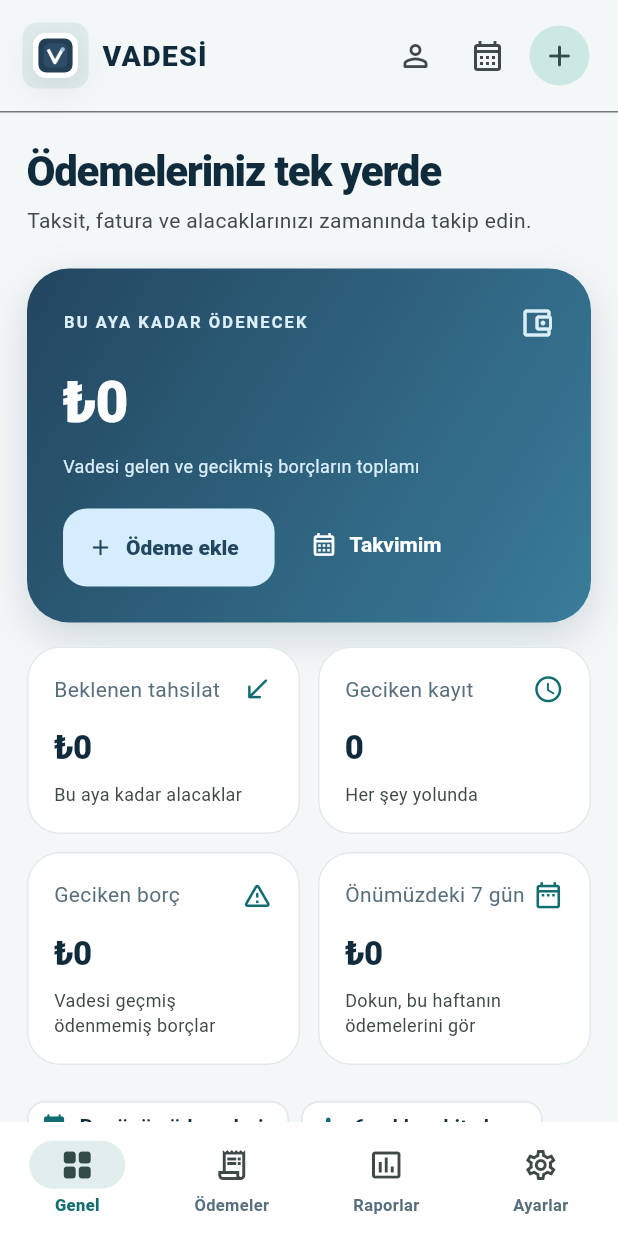
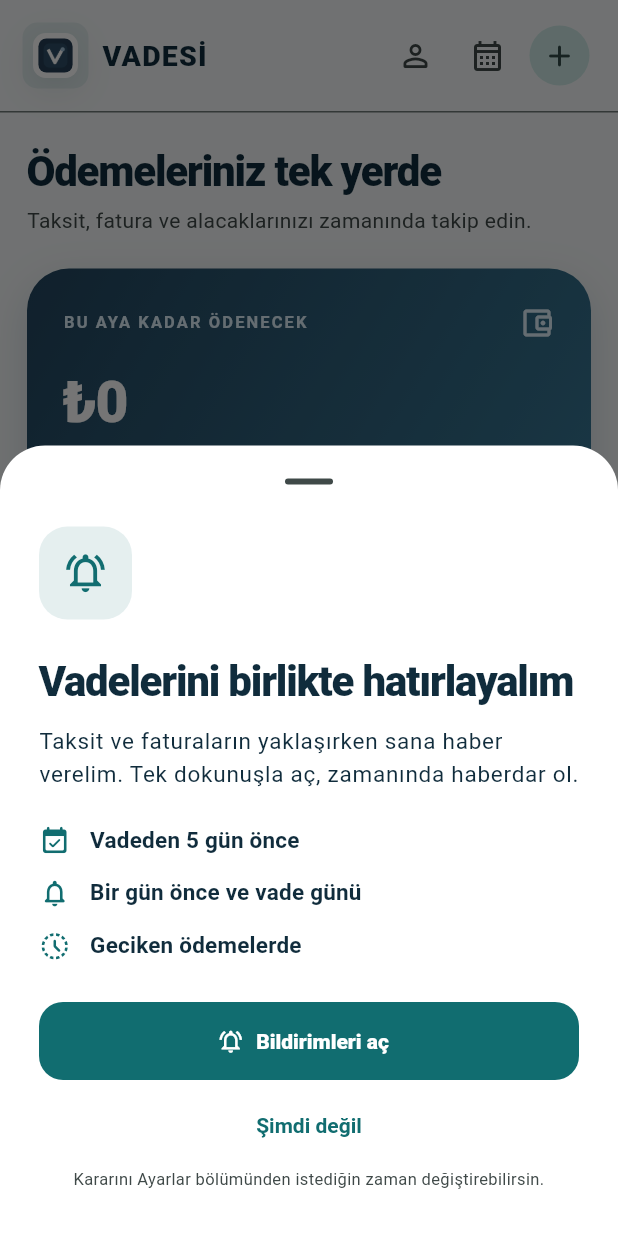
Before and after one commit to otsho675-afk/VADE, a Flutter app: the screen it shows after launch, after a tap on "Misafir olarak devam et", on a phone screen of 412 x 824 dp. Run offline on Flutter 3.47's test engine with Material 3 defaults, Android fonts, the phone set to English and light mode, and no system bars; our stand-ins replace cloud_firestore, cloud_functions, file_picker, firebase_auth, firebase_core, firebase_database and 8 more; missing offline and left inert: onesignal_flutter; accounts and stored records are empty.

Commit message:
feat(onboarding): show single first-launch notification choice and remove post-payment prompts

```diff
--- a/lib/ui/screens/home_shell.dart
+++ b/lib/ui/screens/home_shell.dart
@@ -27,6 +27,7 @@ class _HomeShellState extends State<HomeShell> {
   String _filter = 'Tümü';
   LedgerSort _sort = LedgerSort.nearest;
   bool _showAllInstallments = false;
+  bool _notificationIntroScheduled = false;
   final _searchController = TextEditingController();
 
   AppStore get store => widget.store;
@@ -38,20 +39,82 @@ class _HomeShellState extends State<HomeShell> {
   }
 
   Future<void> _openAdd() async {
-    final created = await Navigator.push<bool>(context,
+    // Adding a payment never shows another notification opt-in prompt.
+    await Navigator.push<bool>(context,
       MaterialPageRoute(builder: (_) => PaymentFormPage(store: store)));
-    if (!mounted || created != true || store.notificationsEnabled || !store.supportsNotifications) return;
-    final want = await confirmAction(context,
-      title: 'Hatırlatmaları etkinleştir',
-      body: 'Ödemeleriniz için 5 gün önce, 1 gün önce ve vade günü cihaz bildirimi almak ister misiniz?',
-      confirm: 'Bildirimleri aç');
-    if (!want) return;
-    try {
-      final granted = await store.setNotifications(true);
-      if (!granted && mounted) showError(context, 'Bildirim izni verilmedi. Ayarlardan daha sonra açabilirsiniz.');
-    } catch (e) {
-      if (mounted) showError(context, e);
-    }
+  }
+
+  void _showFirstNotificationChoice() {
+    if (!mounted || store.notificationIntroSeen) return;
+    showModalBottomSheet<void>(
+      context: context,
+      isScrollControlled: true,
+      useSafeArea: true,
+      builder: (sheetContext) {
+        final scheme = Theme.of(sheetContext).colorScheme;
+        return Padding(
+          padding: const EdgeInsets.fromLTRB(26, 6, 26, 30),
+          child: Column(mainAxisSize: MainAxisSize.min,
+            crossAxisAlignment: CrossAxisAlignment.stretch, children: [
+            Align(alignment: Alignment.centerLeft, child: Container(
+              width: 62, height: 62,
+              decoration: BoxDecoration(
+                color: scheme.primary.withValues(alpha: .11),
+                borderRadius: BorderRadius.circular(19)),
+              child: Icon(Icons.notifications_active_outlined,
+                color: scheme.primary, size: 31),
+            )),
+            const SizedBox(height: 23),
+            Text('Vadelerini birlikte hatırlayalım',
+              style: Theme.of(sheetContext).textTheme.headlineMedium),
+            const SizedBox(height: 11),
+            Text('Taksit ve faturaların yaklaşırken sana haber verelim. '
+              'Tek dokunuşla aç, zamanında haberdar ol.',
+              style: Theme.of(sheetContext).textTheme.bodyLarge),
+            const SizedBox(height: 22),
+            for (final (icon, title) in [
+              (Icons.event_available_rounded, 'Vadeden 5 gün önce'),
+              (Icons.notifications_none_rounded, 'Bir gün önce ve vade günü'),
+              (Icons.history_toggle_off_rounded, 'Geciken ödemelerde'),
+            ]) Padding(padding: const EdgeInsets.only(bottom: 12),
+              child: Row(children: [
+                Icon(icon, color: scheme.primary, size: 21),
+                const SizedBox(width: 13),
+                Expanded(child: Text(title,
+                  style: Theme.of(sheetContext).textTheme.titleMedium)),
+              ])),
+            const SizedBox(height: 14),
+            FilledButton.icon(
+              icon: const Icon(Icons.notifications_active_outlined),
+              label: const Text('Bildirimleri aç'),
+              onPressed: () async {
+                Navigator.pop(sheetContext);
+                try {
+                  final granted = await store.setNotifications(true);
+                  if (!granted && mounted) {
+                    showError(context, await store.reminders.permissionFailureMessage());
+                  }
+                } catch (error) {
+                  if (mounted) showError(context, error);
+                }
+              },
+            ),
+            const SizedBox(height: 6),
+            TextButton(
+              onPressed: () async {
+                Navigator.pop(sheetContext);
+                await store.finishNotificationIntro();
+              },
+              child: const Text('Şimdi değil'),
+            ),
+            const SizedBox(height: 5),
+            Text('Kararını Ayarlar bölümünden istediğin zaman değiştirebilirsin.',
+              textAlign: TextAlign.center,
+              style: TextStyle(fontSize: 11, color: scheme.onSurfaceVariant)),
+          ]),
+        );
+      },
+    );
   }
 
   void _openDetails(DueItem item) => Navigator.push(context,
@@ -86,6 +149,12 @@ class _HomeShellState extends State<HomeShell> {
     final extended = width >= 1240;
     return AnimatedBuilder(animation: Listenable.merge([store, store.cloud]), builder: (context, _) {
       if (store.loading) return const Scaffold(body: Center(child: CircularProgressIndicator()));
+      if (store.notificationIntroReady && !store.notificationIntroSeen &&
+          store.supportsNotifications && !_notificationIntroScheduled &&
+          store.error == null) {
+        _notificationIntroScheduled = true;
+        WidgetsBinding.instance.addPostFrameCallback((_) => _showFirstNotificationChoice());
+      }
       if (store.error != null) { return Scaffold(body: SafeArea(child: Column(
         mainAxisAlignment: MainAxisAlignment.center,
         children: [
```
